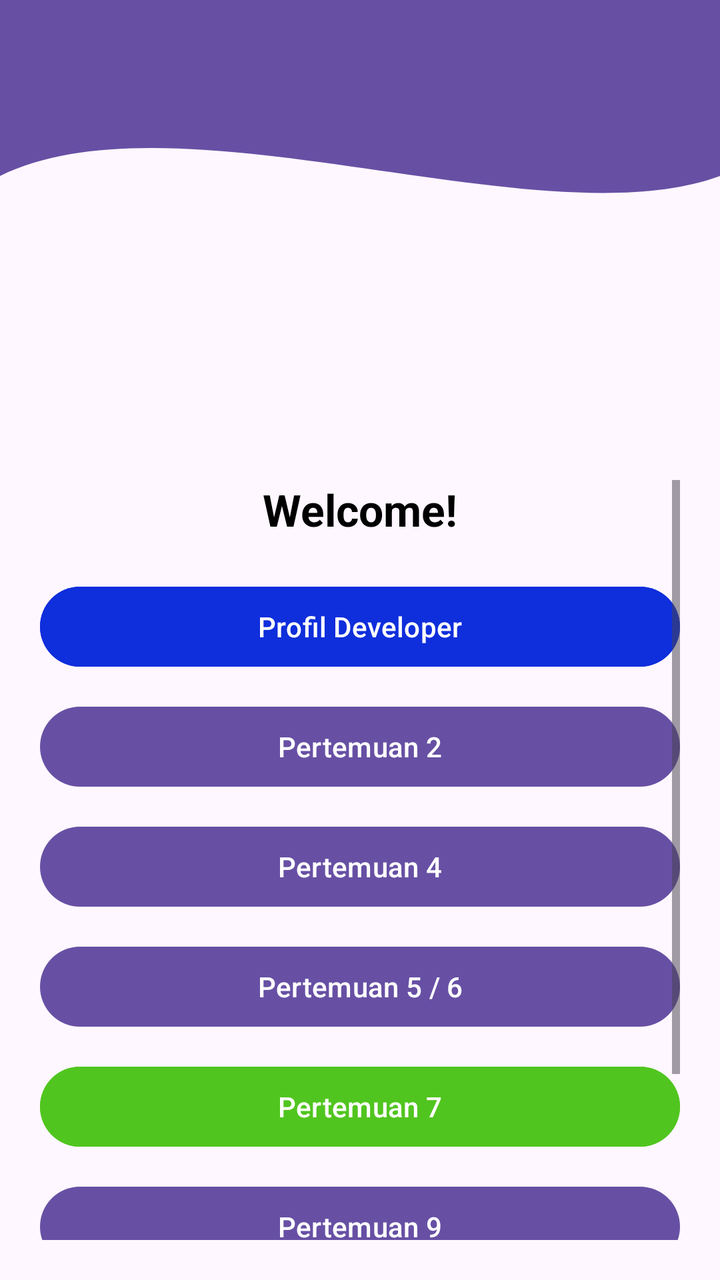
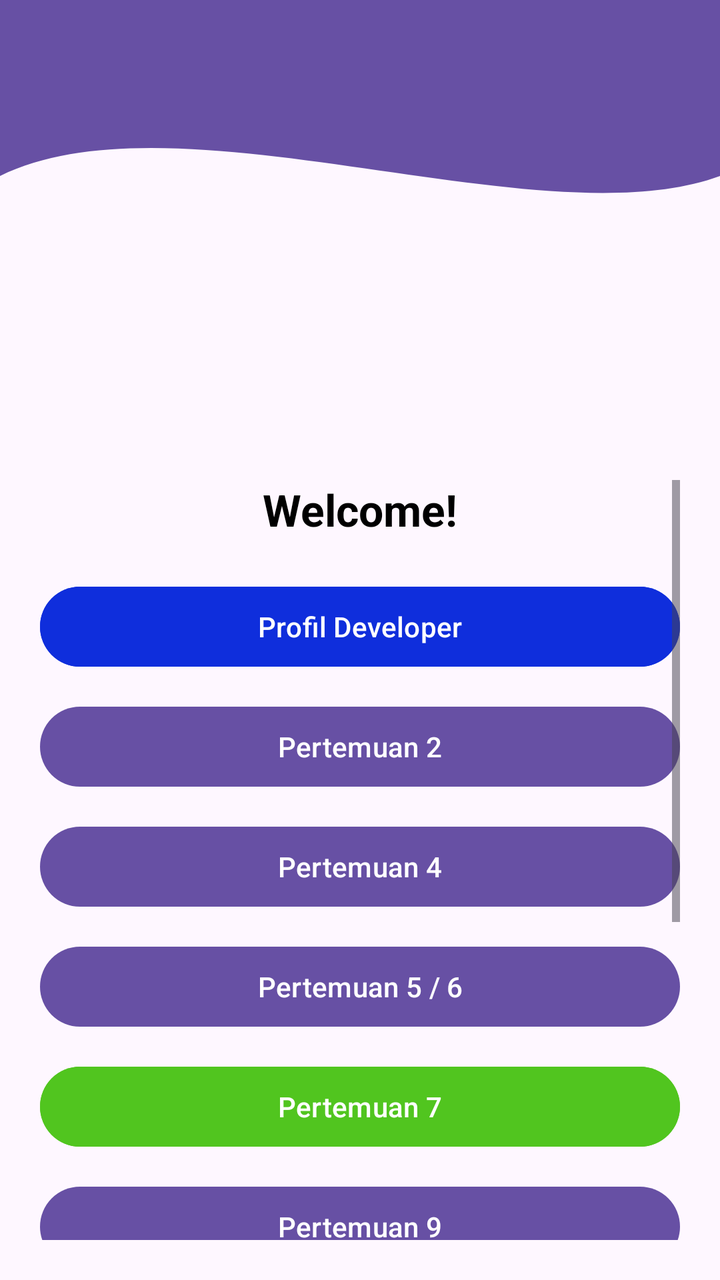

Two renders of the same Android screen: before a commit and after it. Below are the layout's source before the change and the commit's diff.
<!-- AndroidManifest.xml: application theme Theme.Pertemuan3 -->
<!-- res/layout/fragment_home.xml -->
<?xml version="1.0" encoding="utf-8"?>
<androidx.constraintlayout.widget.ConstraintLayout xmlns:android="http://schemas.android.com/apk/res/android"
    xmlns:app="http://schemas.android.com/apk/res-auto"
    xmlns:tools="http://schemas.android.com/tools"
    android:layout_width="match_parent"
    android:layout_height="match_parent"
    tools:context=".Home.HomeFragment">

    
    <ImageView
        android:id="@+id/background_header"
        android:layout_width="0dp"
        android:layout_height="220dp"
        android:contentDescription="@null"
        android:scaleType="fitXY"
        android:src="@drawable/bg_header_wave"
        app:layout_constraintStart_toStartOf="parent"
        app:layout_constraintEnd_toEndOf="parent"
        app:layout_constraintTop_toTopOf="parent" />

    
    <androidx.appcompat.widget.Toolbar
        android:id="@+id/toolbar"
        android:layout_width="0dp"
        android:layout_height="?attr/actionBarSize"
        android:background="@android:color/transparent"
        app:titleTextColor="@android:color/white"
        app:layout_constraintTop_toTopOf="parent"
        app:layout_constraintStart_toStartOf="parent"
        app:layout_constraintEnd_toEndOf="parent" />

    <ScrollView
        android:layout_width="0dp"
        android:layout_height="0dp"
        android:padding="20dp"
        app:layout_constraintTop_toBottomOf="@id/background_header"
        app:layout_constraintBottom_toBottomOf="parent"
        app:layout_constraintStart_toStartOf="parent"
        app:layout_constraintEnd_toEndOf="parent">

        <LinearLayout
            android:layout_width="match_parent"
            android:layout_height="wrap_content"
            android:orientation="vertical"
            android:gravity="center_horizontal">

            <TextView
                android:id="@+id/tvWelcomeUser"
                android:layout_width="wrap_content"
                android:layout_height="wrap_content"
                android:layout_marginBottom="20dp"
                android:text="Welcome!"
                android:textColor="@color/black"
                android:textSize="22sp"
                android:textStyle="bold" />

            <Button
                android:id="@+id/btnToProfile"
                android:layout_width="match_parent"
                android:layout_height="wrap_content"
                android:layout_marginBottom="12dp"
                android:backgroundTint="@color/biru"
                android:text="Profil Developer" />

            <Button
                android:id="@+id/btnToSecond"
                android:layout_width="match_parent"
                android:layout_height="wrap_content"
                android:layout_marginBottom="12dp"
                android:text="Pertemuan 2" />

            <Button
                android:id="@+id/btnToFourth"
                android:layout_width="match_parent"
                android:layout_height="wrap_content"
                android:layout_marginBottom="12dp"
                android:text="Pertemuan 4" />

            <Button
                android:id="@+id/btnToFifth"
                android:layout_width="match_parent"
                android:layout_height="wrap_content"
                android:layout_marginBottom="12dp"
                android:text="Pertemuan 5 / 6" />

            <Button
                android:id="@+id/btnToSeven"
                android:layout_width="match_parent"
                android:layout_height="wrap_content"
                android:layout_marginBottom="12dp"
                android:backgroundTint="@color/hijau"
                android:text="Pertemuan 7" />

            <Button
                android:id="@+id/btnPertemuan9"
                android:layout_width="match_parent"
                android:layout_height="wrap_content"
                android:layout_marginBottom="12dp"
                android:text="Pertemuan 9" />

            
            <Button
                android:id="@+id/btnPertemuan11"
                android:layout_width="match_parent"
                android:layout_height="wrap_content"
                android:layout_marginBottom="12dp"
                android:text="Pertemuan 11" />

            <Button
                android:id="@+id/btnLogout"
                android:layout_width="match_parent"
                android:layout_height="wrap_content"
                android:backgroundTint="@color/merah_tua"
                android:text="Logout" />

        </LinearLayout>
    </ScrollView>

</androidx.constraintlayout.widget.ConstraintLayout>
<!-- resources referenced by this layout -->
<resources>
  <color name="biru">#0F2EDC</color>
  <color name="black">#FF000000</color>
  <color name="hijau">#51C51F</color>
  <color name="merah_tua">#76060E</color>
  <!-- drawable bg_header_wave (drawable) -->
  <?xml version="1.0" encoding="utf-8"?>
  <vector xmlns:android="http://schemas.android.com/apk/res/android"
      android:width="100dp"
      android:height="100dp"
      android:viewportWidth="100"
      android:viewportHeight="100">
  
      <path
          android:fillColor="#6750A4"
          android:pathData="M0,0 L100,0 L100,40 C75,55 25,20 0,40 Z" />
  </vector>
  <style name="Theme.Pertemuan3" parent="Base.Theme.Pertemuan3" />
  <style name="Base.Theme.Pertemuan3" parent="Theme.Material3.DayNight.NoActionBar">
          
          
      </style>
</resources>

<!-- the commit's change to res/layout/fragment_home.xml (unified diff, before → after) -->
@@ -113,6 +113,24 @@
                 android:backgroundTint="@color/merah_tua"
                 android:text="Logout" />
 
+            <TextView
+                android:id="@+id/tvCatFact"
+                android:layout_width="match_parent"
+                android:layout_height="wrap_content"
+                android:layout_marginTop="100dp"
+                android:gravity="center"
+                android:text="Loading cat fact..."
+                android:textAlignment="center"
+                android:textSize="18sp" />
+
+            <Button
+                android:id="@+id/btnRefresh"
+                android:layout_width="wrap_content"
+                android:layout_height="wrap_content"
+                android:layout_marginTop="12dp"
+                android:text="Refresh"
+                app:layout_constraintTop_toBottomOf="@+id/tvCatFact" />
+
         </LinearLayout>
     </ScrollView>
 
